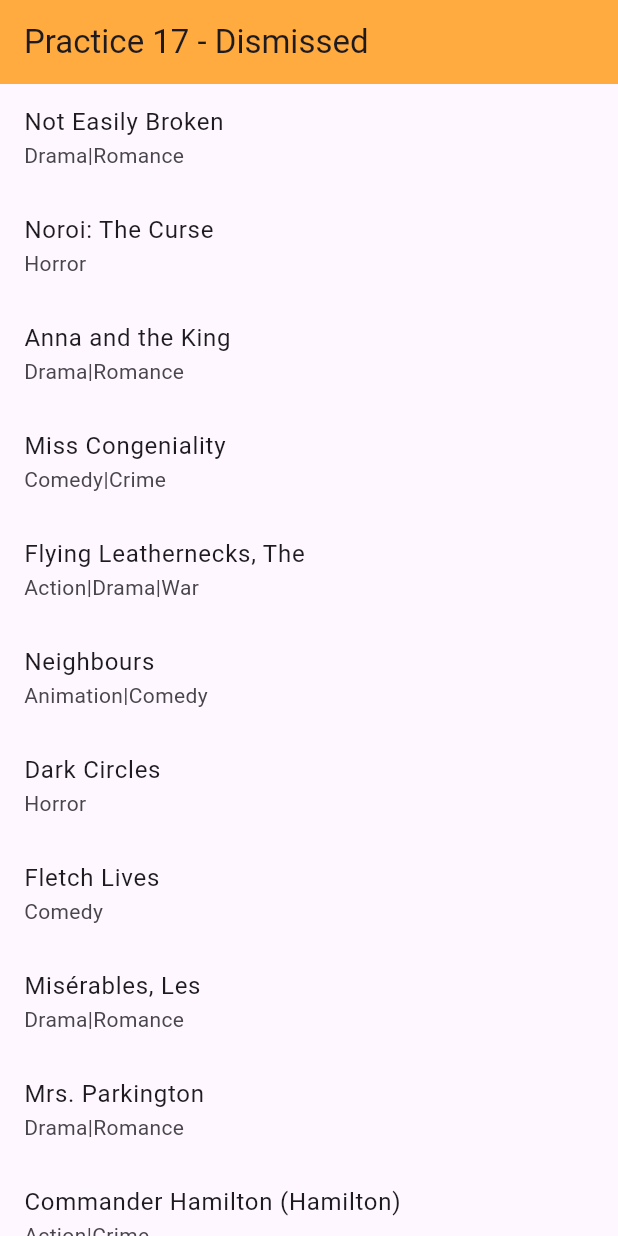
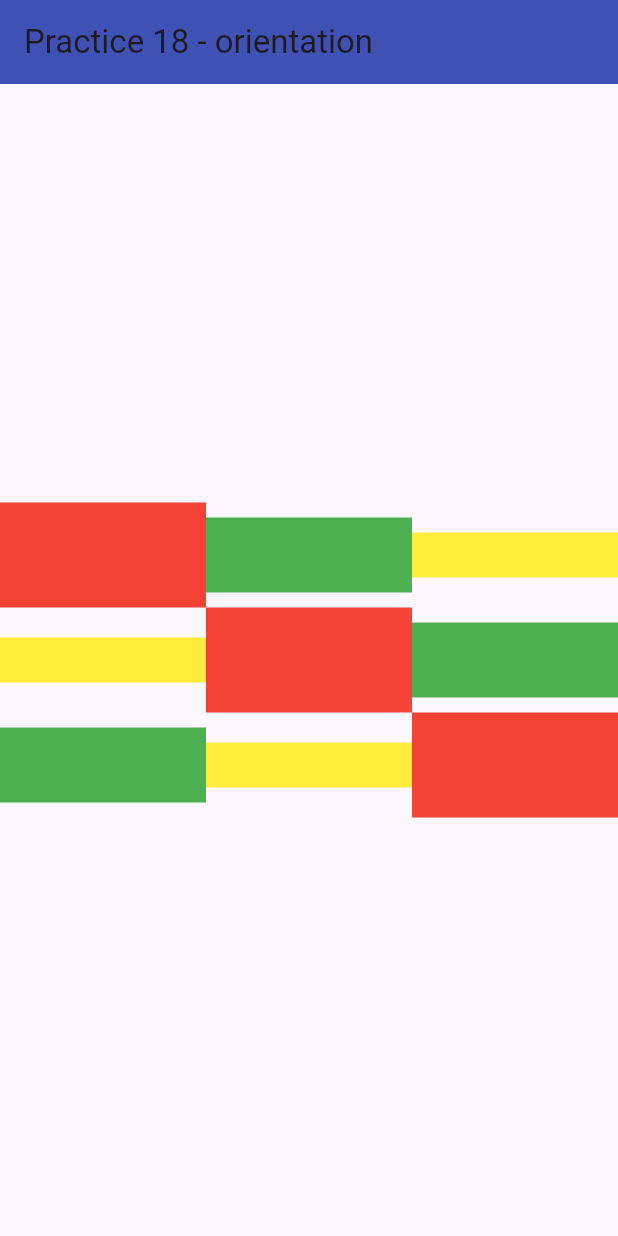
Before and after one commit to BlueMadnessVG/Flutter_CN, a Flutter app: the screen it shows after launch, on a phone screen of 412 x 824 dp. Run offline on Flutter 3.47's test engine with Material 2 defaults, Android fonts, the phone set to English and light mode, and no system bars; drawn by our look-alikes of flutter_slidable.

Commit message:
Practice 18

```diff
--- a/lib/data/movies.dart
+++ /dev/null
@@ -1,504 +0,0 @@
-final List<Map<String, dynamic>> movies = [
-{
-  "id": 1,
-  "title_name": "Not Easily Broken",
-  "gender": "Drama|Romance",
-  "image": "http://dummyimage.com/239x157.png/ff4444/ffffff"
-}, {
-  "id": 2,
-  "title_name": "Noroi: The Curse ",
-  "gender": "Horror",
-  "image": "http://dummyimage.com/250x193.png/cc0000/ffffff"
-}, {
-  "id": 3,
-  "title_name": "Anna and the King",
-  "gender": "Drama|Romance",
-  "image": "http://dummyimage.com/144x249.png/cc0000/ffffff"
-}, {
-  "id": 4,
-  "title_name": "Miss Congeniality",
-  "gender": "Comedy|Crime",
-  "image": "http://dummyimage.com/181x171.png/5fa2dd/ffffff"
-}, {
-  "id": 5,
-  "title_name": "Flying Leathernecks, The",
-  "gender": "Action|Drama|War",
-  "image": "http://dummyimage.com/103x248.png/ff4444/ffffff"
-}, {
-  "id": 6,
-  "title_name": "Neighbours",
-  "gender": "Animation|Comedy",
-  "image": "http://dummyimage.com/233x193.png/cc0000/ffffff"
-}, {
-  "id": 7,
-  "title_name": "Dark Circles ",
-  "gender": "Horror",
-  "image": "http://dummyimage.com/198x137.png/ff4444/ffffff"
-}, {
-  "id": 8,
-  "title_name": "Fletch Lives",
-  "gender": "Comedy",
-  "image": "http://dummyimage.com/225x198.png/dddddd/000000"
-}, {
-  "id": 9,
-  "title_name": "Misérables, Les",
-  "gender": "Drama|Romance",
-  "image": "http://dummyimage.com/130x154.png/cc0000/ffffff"
-}, {
-  "id": 10,
-  "title_name": "Mrs. Parkington",
-  "gender": "Drama|Romance",
-  "image": "http://dummyimage.com/131x111.png/5fa2dd/ffffff"
-}, {
-  "id": 11,
-  "title_name": "Commander Hamilton (Hamilton)",
-  "gender": "Action|Crime",
-  "image": "http://dummyimage.com/175x143.png/cc0000/ffffff"
-}, {
-  "id": 12,
-  "title_name": "Cavalcade",
-  "gender": "Drama|Romance|War",
-  "image": "http://dummyimage.com/132x228.png/ff4444/ffffff"
-}, {
-  "id": 13,
-  "title_name": "The Cyclone",
-  "gender": "Comedy|Romance",
-  "image": "http://dummyimage.com/103x126.png/cc0000/ffffff"
-}, {
-  "id": 14,
-  "title_name": "Taxi zum Klo",
-  "gender": "Comedy",
-  "image": "http://dummyimage.com/163x240.png/cc0000/ffffff"
-}, {
-  "id": 15,
-  "title_name": "No End (Bez konca)",
-  "gender": "Drama",
-  "image": "http://dummyimage.com/103x174.png/ff4444/ffffff"
-}, {
-  "id": 16,
-  "title_name": "Trouble Bound",
-  "gender": "Action|Comedy",
-  "image": "http://dummyimage.com/148x108.png/5fa2dd/ffffff"
-}, {
-  "id": 17,
-  "title_name": "Lathe of Heaven, The",
-  "gender": "Sci-Fi",
-  "image": "http://dummyimage.com/146x147.png/ff4444/ffffff"
-}, {
-  "id": 18,
-  "title_name": "Space Jam",
-  "gender": "Adventure|Animation|Children|Comedy|Fantasy|Sci-Fi",
-  "image": "http://dummyimage.com/114x106.png/cc0000/ffffff"
-}, {
-  "id": 19,
-  "title_name": "Valley Girl",
-  "gender": "Comedy|Romance",
-  "image": "http://dummyimage.com/190x122.png/dddddd/000000"
-}, {
-  "id": 20,
-  "title_name": "Trekkies 2",
-  "gender": "Documentary|Sci-Fi",
-  "image": "http://dummyimage.com/169x113.png/5fa2dd/ffffff"
-}, {
-  "id": 21,
-  "title_name": "Hangman's Curse",
-  "gender": "Horror|Mystery|Thriller",
-  "image": "http://dummyimage.com/199x181.png/dddddd/000000"
-}, {
-  "id": 22,
-  "title_name": "Dom Hemingway",
-  "gender": "Comedy|Crime|Drama",
-  "image": "http://dummyimage.com/207x232.png/cc0000/ffffff"
-}, {
-  "id": 23,
-  "title_name": "For the Boys",
-  "gender": "Comedy|Drama|Musical",
-  "image": "http://dummyimage.com/241x114.png/cc0000/ffffff"
-}, {
-  "id": 24,
-  "title_name": "Towelhead (a.k.a. Nothing is Private)",
-  "gender": "Drama",
-  "image": "http://dummyimage.com/168x239.png/cc0000/ffffff"
-}, {
-  "id": 25,
-  "title_name": "Son of Rambow",
-  "gender": "Children|Comedy|Drama",
-  "image": "http://dummyimage.com/162x167.png/dddddd/000000"
-}, {
-  "id": 26,
-  "title_name": "Princess",
-  "gender": "Action|Animation|Drama",
-  "image": "http://dummyimage.com/121x166.png/dddddd/000000"
-}, {
-  "id": 27,
-  "title_name": "Flight of the Conchords: A Texan Odyssey",
-  "gender": "Comedy",
-  "image": "http://dummyimage.com/166x131.png/ff4444/ffffff"
-}, {
-  "id": 28,
-  "title_name": "3096 Days",
-  "gender": "Drama",
-  "image": "http://dummyimage.com/122x209.png/dddddd/000000"
-}, {
-  "id": 29,
-  "title_name": "I Hate Christian Laettner",
-  "gender": "Documentary",
-  "image": "http://dummyimage.com/176x204.png/5fa2dd/ffffff"
-}, {
-  "id": 30,
-  "title_name": "Ciel est à vous, Le (Woman Who Dared, The)",
-  "gender": "Drama",
-  "image": "http://dummyimage.com/146x197.png/ff4444/ffffff"
-}, {
-  "id": 31,
-  "title_name": "Sicilian, The",
-  "gender": "Crime|Drama",
-  "image": "http://dummyimage.com/114x242.png/ff4444/ffffff"
-}, {
-  "id": 32,
-  "title_name": "Sins",
-  "gender": "Drama|Romance",
-  "image": "http://dummyimage.com/134x105.png/5fa2dd/ffffff"
-}, {
-  "id": 33,
-  "title_name": "Million Dollar Mystery",
-  "gender": "Comedy",
-  "image": "http://dummyimage.com/102x196.png/5fa2dd/ffffff"
-}, {
-  "id": 34,
-  "title_name": "God's Puzzle (Kamisama no pazuru)",
-  "gender": "Drama|Sci-Fi",
-  "image": "http://dummyimage.com/201x202.png/cc0000/ffffff"
-}, {
-  "id": 35,
-  "title_name": "Sherlock Holmes: A Game of Shadows",
-  "gender": "Action|Adventure|Comedy|Crime|Mystery|Thriller",
-  "image": "http://dummyimage.com/195x122.png/cc0000/ffffff"
-}, {
-  "id": 36,
-  "title_name": "Shadow of the Thin Man",
-  "gender": "Comedy|Crime|Mystery",
-  "image": "http://dummyimage.com/162x176.png/dddddd/000000"
-}, {
-  "id": 37,
-  "title_name": "Legend of the Lone Ranger, The",
-  "gender": "Western",
-  "image": "http://dummyimage.com/206x228.png/dddddd/000000"
-}, {
-  "id": 38,
-  "title_name": "Graveyard of Honor (Shin jingi no hakaba)",
-  "gender": "Action|Crime|Thriller",
-  "image": "http://dummyimage.com/233x171.png/cc0000/ffffff"
-}, {
-  "id": 39,
-  "title_name": "He Ran All the Way",
-  "gender": "Crime|Drama|Film-Noir",
-  "image": "http://dummyimage.com/137x196.png/5fa2dd/ffffff"
-}, {
-  "id": 40,
-  "title_name": "Ultimate Accessory,The (100% cachemire)",
-  "gender": "Comedy",
-  "image": "http://dummyimage.com/186x150.png/5fa2dd/ffffff"
-}, {
-  "id": 41,
-  "title_name": "Light at the Edge of the World, The",
-  "gender": "Adventure",
-  "image": "http://dummyimage.com/206x249.png/dddddd/000000"
-}, {
-  "id": 42,
-  "title_name": "Cleanskin",
-  "gender": "Crime|Drama|Thriller",
-  "image": "http://dummyimage.com/245x158.png/5fa2dd/ffffff"
-}, {
-  "id": 43,
-  "title_name": "Story of Yonosuke, A (Yokomichi Yonosuke)",
-  "gender": "Comedy|Drama",
-  "image": "http://dummyimage.com/227x184.png/dddddd/000000"
-}, {
-  "id": 44,
-  "title_name": "Yellow Handkerchief, The",
-  "gender": "Drama|Romance",
-  "image": "http://dummyimage.com/188x219.png/cc0000/ffffff"
-}, {
-  "id": 45,
-  "title_name": "Road Games (a.k.a. Roadgames)",
-  "gender": "Thriller",
-  "image": "http://dummyimage.com/116x119.png/dddddd/000000"
-}, {
-  "id": 46,
-  "title_name": "The Count of Monte Cristo",
-  "gender": "Action|Adventure|Drama|Romance|Thriller",
-  "image": "http://dummyimage.com/162x193.png/ff4444/ffffff"
-}, {
-  "id": 47,
-  "title_name": "The D Train",
-  "gender": "Comedy",
-  "image": "http://dummyimage.com/117x209.png/5fa2dd/ffffff"
-}, {
-  "id": 48,
-  "title_name": "Suicide Killers",
-  "gender": "Documentary",
-  "image": "http://dummyimage.com/122x152.png/5fa2dd/ffffff"
-}, {
-  "id": 49,
-  "title_name": "Ruby & Quentin (Tais-toi!)",
-  "gender": "Comedy|Crime",
-  "image": "http://dummyimage.com/220x162.png/5fa2dd/ffffff"
-}, {
-  "id": 50,
-  "title_name": "Chronicles (Crónicas)",
-  "gender": "Crime|Drama",
-  "image": "http://dummyimage.com/150x110.png/dddddd/000000"
-}, {
-  "id": 51,
-  "title_name": "Sex and the Single Girl",
-  "gender": "Comedy|Romance",
-  "image": "http://dummyimage.com/225x230.png/dddddd/000000"
-}, {
-  "id": 52,
-  "title_name": "Black Stallion, The",
-  "gender": "Adventure|Children|Drama",
-  "image": "http://dummyimage.com/201x173.png/dddddd/000000"
-}, {
-  "id": 53,
-  "title_name": "Monster in a Box",
-  "gender": "Comedy|Drama",
-  "image": "http://dummyimage.com/161x103.png/dddddd/000000"
-}, {
-  "id": 54,
-  "title_name": "Family Resemblances (Un air de famille)",
-  "gender": "Comedy",
-  "image": "http://dummyimage.com/128x135.png/ff4444/ffffff"
-}, {
-  "id": 55,
-  "title_name": "Steep",
-  "gender": "Documentary",
-  "image": "http://dummyimage.com/176x171.png/dddddd/000000"
-}, {
-  "id": 56,
-  "title_name": "Welcome to the Sticks (Bienvenue chez les Ch'tis)",
-  "gender": "Comedy",
-  "image": "http://dummyimage.com/211x144.png/dddddd/000000"
-}, {
-  "id": 57,
-  "title_name": "Territories ",
-  "gender": "Crime|Horror",
-  "image": "http://dummyimage.com/134x240.png/cc0000/ffffff"
-}, {
-  "id": 58,
-  "title_name": "Clear and Present Danger",
-  "gender": "Action|Crime|Drama|Thriller",
-  "image": "http://dummyimage.com/219x158.png/5fa2dd/ffffff"
-}, {
-  "id": 59,
-  "title_name": "Queen of Montreuil",
-  "gender": "Comedy",
-  "image": "http://dummyimage.com/175x130.png/dddddd/000000"
-}, {
-  "id": 60,
-  "title_name": "My Wife's Relations",
-  "gender": "Comedy",
-  "image": "http://dummyimage.com/180x202.png/cc0000/ffffff"
-}, {
-  "id": 61,
-  "title_name": "Mother Carey's Chickens",
-  "gender": "Drama|Romance",
-  "image": "http://dummyimage.com/246x215.png/dddddd/000000"
-}, {
-  "id": 62,
-  "title_name": "Interview",
-  "gender": "Drama",
-  "image": "http://dummyimage.com/188x139.png/dddddd/000000"
-}, {
-  "id": 63,
-  "title_name": "Hellsinki (Rööperi)",
-  "gender": "Crime",
-  "image": "http://dummyimage.com/105x202.png/5fa2dd/ffffff"
-}, {
-  "id": 64,
-  "title_name": "What to Expect When You're Expecting",
-  "gender": "Comedy|Drama|Romance",
-  "image": "http://dummyimage.com/144x156.png/ff4444/ffffff"
-}, {
-  "id": 65,
-  "title_name": "Eyes of Laura Mars",
-  "gender": "Mystery|Thriller",
-  "image": "http://dummyimage.com/169x105.png/cc0000/ffffff"
-}, {
-  "id": 66,
-  "title_name": "Prodigal Sons",
-  "gender": "Documentary",
-  "image": "http://dummyimage.com/222x222.png/ff4444/ffffff"
-}, {
-  "id": 67,
-  "title_name": "Tinpis Run",
-  "gender": "Comedy|Drama",
-  "image": "http://dummyimage.com/166x139.png/ff4444/ffffff"
-}, {
-  "id": 68,
-  "title_name": "Woman's Tale, A",
-  "gender": "Drama",
-  "image": "http://dummyimage.com/216x174.png/ff4444/ffffff"
-}, {
-  "id": 69,
-  "title_name": "Throw Away Your Books, Rally in the Streets",
-  "gender": "Drama",
-  "image": "http://dummyimage.com/107x193.png/dddddd/000000"
-}, {
-  "id": 70,
-  "title_name": "1969",
-  "gender": "Drama|War",
-  "image": "http://dummyimage.com/196x172.png/dddddd/000000"
-}, {
-  "id": 71,
-  "title_name": "Crocodile Dundee II",
-  "gender": "Action|Adventure|Comedy",
-  "image": "http://dummyimage.com/146x119.png/5fa2dd/ffffff"
-}, {
-  "id": 72,
-  "title_name": "Dangerous Method, A",
-  "gender": "Drama|Thriller",
-  "image": "http://dummyimage.com/138x149.png/dddddd/000000"
-}, {
-  "id": 73,
-  "title_name": "Jet Pilot",
-  "gender": "Drama",
-  "image": "http://dummyimage.com/208x134.png/ff4444/ffffff"
-}, {
-  "id": 74,
-  "title_name": "Thrushes Are Still Singing, The (Ta kourelia tragoudane akoma...)",
-  "gender": "Adventure|Crime|Drama",
-  "image": "http://dummyimage.com/186x166.png/cc0000/ffffff"
-}, {
-  "id": 75,
-  "title_name": "Reign Over Me",
-  "gender": "Drama",
-  "image": "http://dummyimage.com/236x206.png/ff4444/ffffff"
-}, {
-  "id": 76,
-  "title_name": "Evilspeak",
-  "gender": "Horror|Sci-Fi",
-  "image": "http://dummyimage.com/230x215.png/dddddd/000000"
-}, {
-  "id": 77,
-  "title_name": "Up Close and Personal",
-  "gender": "Drama|Romance",
-  "image": "http://dummyimage.com/111x236.png/dddddd/000000"
-}, {
-  "id": 78,
-  "title_name": "Captive Heart: The James Mink Story",
-  "gender": "Drama",
-  "image": "http://dummyimage.com/204x250.png/cc0000/ffffff"
-}, {
-  "id": 79,
-  "title_name": "Michael Clayton",
-  "gender": "Drama|Thriller",
-  "image": "http://dummyimage.com/197x208.png/cc0000/ffffff"
-}, {
-  "id": 80,
-  "title_name": "Pont du Nord, Le",
-  "gender": "Comedy|Fantasy|Mystery",
-  "image": "http://dummyimage.com/226x143.png/5fa2dd/ffffff"
-}, {
-  "id": 81,
-  "title_name": "Up!",
-  "gender": "Comedy",
-  "image": "http://dummyimage.com/101x116.png/cc0000/ffffff"
-}, {
-  "id": 82,
-  "title_name": "Young Victoria, The",
-  "gender": "Drama|Romance",
-  "image": "http://dummyimage.com/249x158.png/cc0000/ffffff"
-}, {
-  "id": 83,
-  "title_name": "Dementia 13",
-  "gender": "Horror|Thriller",
-  "image": "http://dummyimage.com/148x116.png/5fa2dd/ffffff"
-}, {
-  "id": 84,
-  "title_name": "Coupe de Ville",
-  "gender": "Comedy|Drama",
-  "image": "http://dummyimage.com/117x164.png/cc0000/ffffff"
-}, {
-  "id": 85,
-  "title_name": "Shall We Dance",
-  "gender": "Comedy|Musical|Romance",
-  "image": "http://dummyimage.com/248x213.png/5fa2dd/ffffff"
-}, {
-  "id": 86,
-  "title_name": "Angus, Thongs and Perfect Snogging",
-  "gender": "Comedy|Romance",
-  "image": "http://dummyimage.com/152x212.png/ff4444/ffffff"
-}, {
-  "id": 87,
-  "title_name": "Birth of the Living Dead",
-  "gender": "Documentary",
-  "image": "http://dummyimage.com/183x183.png/ff4444/ffffff"
-}, {
-  "id": 88,
-  "title_name": "Goodfellas",
-  "gender": "Crime|Drama",
-  "image": "http://dummyimage.com/172x235.png/dddddd/000000"
-}, {
-  "id": 89,
-  "title_name": "This Means War",
-  "gender": "Action|Comedy|Romance",
-  "image": "http://dummyimage.com/179x138.png/ff4444/ffffff"
-}, {
-  "id": 90,
-  "title_name": "Ex-Lady",
-  "gender": "Comedy|Drama",
-  "image": "http://dummyimage.com/152x216.png/dddddd/000000"
-}, {
-  "id": 91,
-  "title_name": "Daylight",
-  "gender": "Horror|Thriller",
-  "image": "http://dummyimage.com/223x230.png/ff4444/ffffff"
-}, {
-  "id": 92,
-  "title_name": "Hostile Intentions",
-  "gender": "Action|Drama|Thriller",
-  "image": "http://dummyimage.com/231x152.png/dddddd/000000"
-}, {
-  "id": 93,
-  "title_name": "Walking and Talking",
-  "gender": "Comedy|Drama|Romance",
-  "image": "http://dummyimage.com/171x233.png/cc0000/ffffff"
-}, {
-  "id": 94,
-  "title_name": "Fearless Freaks, The",
-  "gender": "Documentary|Musical",
-  "image": "http://dummyimage.com/217x224.png/cc0000/ffffff"
-}, {
-  "id": 95,
-  "title_name": "Off and Running ",
-  "gender": "Documentary",
-  "image": "http://dummyimage.com/215x192.png/ff4444/ffffff"
-}, {
-  "id": 96,
-  "title_name": "Houseboat",
-  "gender": "Comedy|Romance",
-  "image": "http://dummyimage.com/234x216.png/cc0000/ffffff"
-}, {
-  "id": 97,
-  "title_name": "Grease",
-  "gender": "Comedy|Musical|Romance",
-  "image": "http://dummyimage.com/246x129.png/ff4444/ffffff"
-}, {
-  "id": 98,
-  "title_name": "Daria: Is It Fall Yet?",
-  "gender": "Animation|Comedy",
-  "image": "http://dummyimage.com/110x163.png/5fa2dd/ffffff"
-}, {
-  "id": 99,
-  "title_name": "Friday the 13th Part IV: The Final Chapter",
-  "gender": "Horror",
-  "image": "http://dummyimage.com/225x124.png/dddddd/000000"
-}, {
-  "id": 100,
-  "title_name": "Eagle, The",
-  "gender": "Adventure|Drama",
-  "image": "http://dummyimage.com/203x248.png/dddddd/000000"
-}
-
-];
--- a/lib/main.dart
+++ b/lib/main.dart
@@ -1,7 +1,13 @@
 import 'package:flutter/material.dart';
-import 'package:flutter_application_1/src/listview_page.dart';
+import 'package:flutter/services.dart';
+import 'package:flutter_application_1/src/table_page.dart';
 
 void main() {
+  WidgetsFlutterBinding.ensureInitialized();
+  SystemChrome.setPreferredOrientations(
+    [DeviceOrientation.portraitUp, DeviceOrientation.portraitDown]
+  );
+
   runApp(const MyApp());
 }
 
@@ -33,7 +39,7 @@ class MyApp extends StatelessWidget {
       ),
       debugShowCheckedModeBanner: false,
       title: 'Practice 17',
-      home: ListViewPage(),
+      home: TablePage(),
     );
   }
 }
--- a/lib/src/listview_page.dart
+++ /dev/null
@@ -1,70 +0,0 @@
-import 'package:flutter/material.dart';
-import 'package:flutter_application_1/data/movies.dart';
-import 'package:flutter_slidable/flutter_slidable.dart';
-
-class ListViewPage extends StatefulWidget {
-  const ListViewPage({super.key});
-
-  @override
-  State<ListViewPage> createState() => _ListViewPageState();
-}
-
-class _ListViewPageState extends State<ListViewPage> {
-
-  List<Map<String, dynamic>> movie = [...movies];
-
-  @override
-  Widget build(BuildContext context) {
-    return Scaffold(
-      appBar: AppBar(
-        title: Text('Practice 17 - Dismissed'),
-        backgroundColor: Colors.orangeAccent,
-      ),
-      body: ListView.builder(
-        itemCount: movie.length,
-        itemBuilder: (BuildContext context, int index) {
-          final item = movie[index];
-          return Slidable(
-            child: ListTile(
-              title: Text(item['title_name']),
-              subtitle: Text(item['gender']),
-            ),
-            actionPane: SlidableDrawerActionPane(),
-            actions: [
-              IconSlideAction(
-                caption: 'Add',
-                color: Colors.green,
-                icon: Icons.library_add,
-                onTap: () => onDismissed(index, 'Add'),
-              )
-            ],
-            secondaryActions: [
-              IconSlideAction(
-                caption: 'Delete',
-                color: Colors.red,
-                icon: Icons.cancel_outlined,
-                onTap: () => onDismissed(index, 'Delete'),
-              )
-            ],
-          );
-        },
-      ),
-    );
-  }
-
-  onDismissed(int index, String accion) {
-    setState(() {
-      final _snackBar = SnackBar(content: Text('Accion: $accion'));
-      movie.removeAt(index);
-
-      switch (accion) {
-        case 'Add':
-          ScaffoldMessenger.of(context).showSnackBar(_snackBar);
-          break;
-        case 'Delete':
-          ScaffoldMessenger.of(context).showSnackBar(_snackBar);
-          break;
-      }
-    });
-  }
-}
--- /dev/null
+++ b/lib/src/table_page.dart
@@ -0,0 +1,79 @@
+import 'package:flutter/material.dart';
+
+class TablePage extends StatelessWidget {
+  const TablePage({super.key});
+
+  @override
+  Widget build(BuildContext context) {
+    return Scaffold(
+      appBar: AppBar(
+        title: Text('Practice 18 - orientation'),
+        backgroundColor: Colors.indigo,
+      ),
+      body: Center(
+        child: Table(
+          defaultVerticalAlignment: TableCellVerticalAlignment.middle,
+          columnWidths: {
+            //1: FractionColumnWidth( 0.5)
+          },
+          children: [
+            TableRow(children: [
+              RectangleLarge(),
+              RectangleMedium(),
+              RectangleSmall()
+            ]),
+            TableRow(children: [
+              RectangleSmall(),
+              RectangleLarge(),
+              RectangleMedium()
+            ]),
+            TableRow(children: [
+              RectangleMedium(),
+              RectangleSmall(),
+              RectangleLarge()
+            ]),
+          ],
+        ),
+      ),
+    );
+  }
+}
+
+class RectangleLarge extends StatelessWidget {
+  const RectangleLarge({super.key});
+
+  @override
+  Widget build(BuildContext context) {
+    return Container(
+      height: 70,
+      width: 70,
+      decoration: BoxDecoration( color: Colors.red),
+    );
+  }
+}
+
+class RectangleMedium extends StatelessWidget {
+  const RectangleMedium({super.key});
+
+  @override
+  Widget build(BuildContext context) {
+    return Container(
+      height: 50,
+      width: 50,
+      decoration: BoxDecoration( color: Colors.green),
+    );
+  }
+}
+
+class RectangleSmall extends StatelessWidget {
+  const RectangleSmall({super.key});
+
+  @override
+  Widget build(BuildContext context) {
+    return Container(
+      height: 30,
+      width: 30,
+      decoration: BoxDecoration( color: Colors.yellow),
+    );
+  }
+}
```
